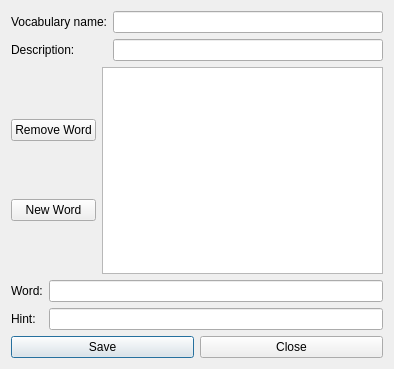
Old version of the form src/vocabeditwidget.ui in the repository KDE/kanagram.
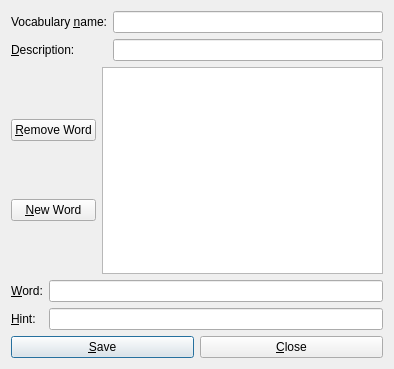
New version of the form.

Commit message: removed delete button from vocabulary settings dialog, since most users dont have access to delete system-installed files anyway, also add keyboard shortcuts to ui elements

The edit to the form file:
```diff
--- a/src/vocabeditwidget.ui
+++ b/src/vocabeditwidget.ui
@@ -16,7 +16,19 @@
    <property name="margin" >
     <number>11</number>
    </property>
-   <property name="spacing" >
+   <property name="topMargin" >
+    <number>11</number>
+   </property>
+   <property name="rightMargin" >
+    <number>11</number>
+   </property>
+   <property name="bottomMargin" >
+    <number>11</number>
+   </property>
+   <property name="horizontalSpacing" >
+    <number>6</number>
+   </property>
+   <property name="verticalSpacing" >
     <number>6</number>
    </property>
    <item row="0" column="0" >
@@ -24,7 +36,19 @@
      <property name="margin" >
       <number>0</number>
      </property>
-     <property name="spacing" >
+     <property name="topMargin" >
+      <number>0</number>
+     </property>
+     <property name="rightMargin" >
+      <number>0</number>
+     </property>
+     <property name="bottomMargin" >
+      <number>0</number>
+     </property>
+     <property name="horizontalSpacing" >
+      <number>6</number>
+     </property>
+     <property name="verticalSpacing" >
       <number>6</number>
      </property>
      <item row="1" column="0" >
@@ -38,14 +62,14 @@
        <item>
         <widget class="QPushButton" name="btnSave" >
          <property name="text" >
-          <string>Save</string>
+          <string>&amp;Save</string>
          </property>
         </widget>
        </item>
        <item>
         <widget class="QPushButton" name="btnClose" >
          <property name="text" >
-          <string>Close</string>
+          <string>&amp;Close</string>
          </property>
         </widget>
        </item>
@@ -64,7 +88,19 @@
          <property name="margin" >
           <number>0</number>
          </property>
-         <property name="spacing" >
+         <property name="topMargin" >
+          <number>0</number>
+         </property>
+         <property name="rightMargin" >
+          <number>0</number>
+         </property>
+         <property name="bottomMargin" >
+          <number>0</number>
+         </property>
+         <property name="horizontalSpacing" >
+          <number>6</number>
+         </property>
+         <property name="verticalSpacing" >
           <number>6</number>
          </property>
          <item row="1" column="0" >
@@ -73,7 +109,7 @@
             <string>The description of the vocabulary. If you're creating a new vocabulary, add a description so that users of your vocabulary will know what kinds of words it contains.</string>
            </property>
            <property name="text" >
-            <string>Description:</string>
+            <string>&amp;Description:</string>
            </property>
            <property name="buddy" >
             <cstring>txtDescription</cstring>
@@ -89,7 +125,7 @@
             <string>The name of the vocabulary you are editing.</string>
            </property>
            <property name="text" >
-            <string>Vocabulary name:</string>
+            <string>Vocabulary &amp;name:</string>
            </property>
            <property name="buddy" >
             <cstring>txtVocabName</cstring>
@@ -123,7 +159,7 @@
               <string>Removes the selected word.</string>
              </property>
              <property name="text" >
-              <string>Remove Word</string>
+              <string>&amp;Remove Word</string>
              </property>
             </widget>
            </item>
@@ -133,7 +169,7 @@
               <string>Creates a new word.</string>
              </property>
              <property name="text" >
-              <string>New Word</string>
+              <string>&amp;New Word</string>
              </property>
             </widget>
            </item>
@@ -153,7 +189,19 @@
          <property name="margin" >
           <number>0</number>
          </property>
-         <property name="spacing" >
+         <property name="topMargin" >
+          <number>0</number>
+         </property>
+         <property name="rightMargin" >
+          <number>0</number>
+         </property>
+         <property name="bottomMargin" >
+          <number>0</number>
+         </property>
+         <property name="horizontalSpacing" >
+          <number>6</number>
+         </property>
+         <property name="verticalSpacing" >
           <number>6</number>
          </property>
          <item row="0" column="0" >
@@ -162,7 +210,7 @@
             <string>The selected word. This box allows you to edit the selected word.</string>
            </property>
            <property name="text" >
-            <string>Word:</string>
+            <string>&amp;Word:</string>
            </property>
            <property name="buddy" >
             <cstring>txtWord</cstring>
@@ -181,7 +229,7 @@
             <string>The selected hint. Add a hint to aid in guessing the word.</string>
            </property>
            <property name="text" >
-            <string>Hint:</string>
+            <string>&amp;Hint:</string>
            </property>
            <property name="buddy" >
             <cstring>txtHint</cstring>
```
Left out of the diff: 68 changed lines with no effect on the pictures. The commit also changes 4 other files.
